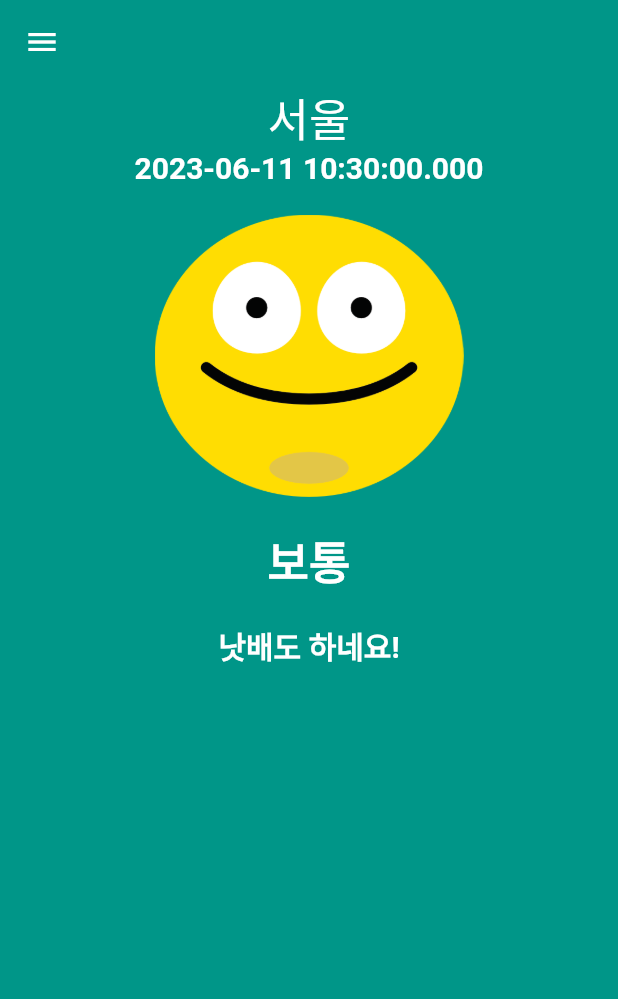
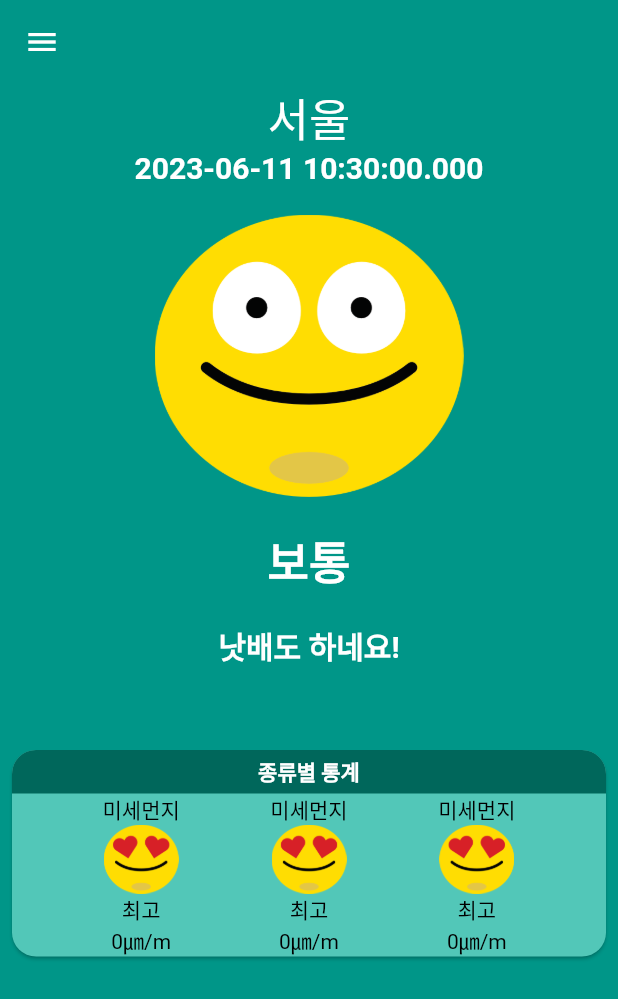
Before and after one commit to wogks/mask_app, a Flutter app: the screen it shows after launch, on a phone screen of 412 x 824 dp. Shown: the top 999 px of the screen. Run offline on Flutter 3.47's test engine with Material 2 defaults, Android fonts, the phone set to English and light mode, and no system bars; Roboto replaces fonts that are missing (sunflower).

Commit message:
Feat: CategoryCard 제작하기

```diff
--- /dev/null
+++ b/lib/component/main_stat.dart
@@ -0,0 +1,40 @@
+import 'package:flutter/material.dart';
+
+class MainStat extends StatelessWidget {
+  final String category;
+  final String imgPath;
+  final String level;
+  final String stat;
+  const MainStat({
+    super.key,
+    required this.category,
+    required this.imgPath,
+    required this.level,
+    required this.stat,
+  });
+
+  @override
+  Widget build(BuildContext context) {
+    const ts = TextStyle(color: Colors.black);
+    return Column(
+      children: [
+        Text(
+          category,
+          style: ts,
+        ),
+        Image.asset(
+          imgPath,
+          width: 50,
+        ),
+        Text(
+          level,
+          style: ts,
+        ),
+        Text(
+          stat,
+          style: ts,
+        ),
+      ],
+    );
+  }
+}
--- a/lib/screen/home_screen.dart
+++ b/lib/screen/home_screen.dart
@@ -1,6 +1,7 @@
 import 'package:flutter/material.dart';
 import 'package:mask_app/component/main_appbar.dart';
 import 'package:mask_app/component/main_drawer.dart';
+import 'package:mask_app/component/main_stat.dart';
 import 'package:mask_app/const/colors.dart';
 
 class HomeScreen extends StatelessWidget {
@@ -8,12 +9,71 @@ class HomeScreen extends StatelessWidget {
 
   @override
   Widget build(BuildContext context) {
-    return const Scaffold(
+    return Scaffold(
       backgroundColor: primaryColor,
-      drawer: MainDrawer(),
+      drawer: const MainDrawer(),
       body: CustomScrollView(
         slivers: [
-          MainAppBar(),
+          const MainAppBar(),
+          SliverToBoxAdapter(
+            child: Column(
+              children: [
+                Card(
+                  margin: const EdgeInsets.symmetric(horizontal: 8),
+                  shape: const RoundedRectangleBorder(
+                      borderRadius: BorderRadius.all(Radius.circular(16))),
+                  color: lightColor,
+                  child: Column(
+                    crossAxisAlignment: CrossAxisAlignment.stretch,
+                    children: [
+                      Container(
+                        decoration: const BoxDecoration(
+                          borderRadius: BorderRadius.only(
+                            topLeft: Radius.circular(16),
+                            topRight: Radius.circular(16),
+                          ),
+                          color: darkColor,
+                        ),
+                        child: const Padding(
+                          padding: EdgeInsets.all(4.0),
+                          child: Text(
+                            '종류별 통계',
+                            textAlign: TextAlign.center,
+                            style: TextStyle(
+                                color: Colors.white,
+                                fontWeight: FontWeight.bold),
+                          ),
+                        ),
+                      ),
+                      const Row(
+                        mainAxisAlignment: MainAxisAlignment.spaceEvenly,
+                        children: [
+                          MainStat(
+                            category: '미세먼지',
+                            imgPath: 'asset/img/best.png',
+                            level: '최고',
+                            stat: '0㎛/m',
+                          ),
+                          MainStat(
+                            category: '미세먼지',
+                            imgPath: 'asset/img/best.png',
+                            level: '최고',
+                            stat: '0㎛/m',
+                          ),
+                          MainStat(
+                            category: '미세먼지',
+                            imgPath: 'asset/img/best.png',
+                            level: '최고',
+                            stat: '0㎛/m',
+                          )
+                        ],
+                      )
+                    ],
+                  ),
+                )
+              ],
+            ),
+          )
         ],
       ),
     );
```
